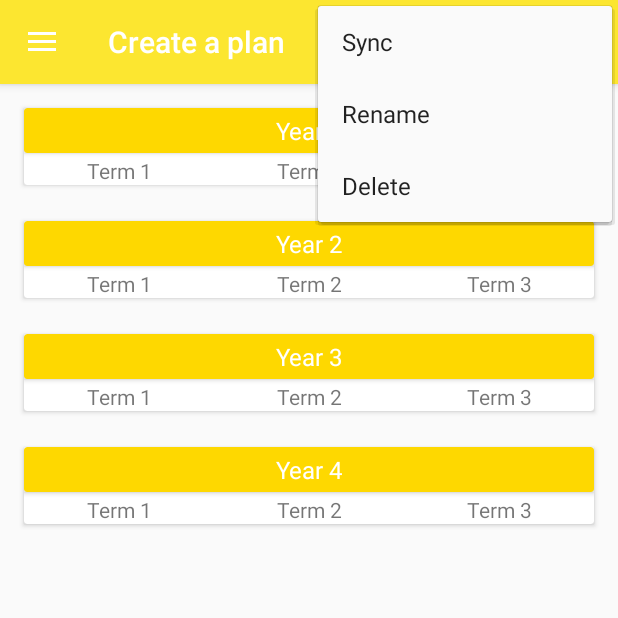
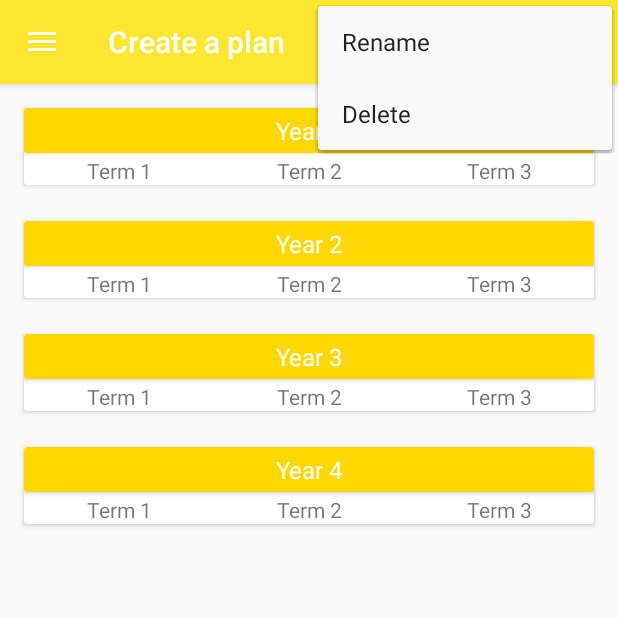
Before and after one commit to conewaffle/MyDegree, an Android app: the Plan screen opened directly, with no data from a screen before it, with the options menu open, on a phone screen of 412 x 824 dp, the top half of it. Run offline under Robolectric (Android 15) with nearby library versions, the phone set to English and light mode, and no system bars; our stand-ins replace Firebase (no records; nobody signed in at launch, a user with empty details on screens opened directly), Room's generated code; 1 statement that could not run was skipped.

Commit message:
menu sync button removed

```diff
--- a/app/src/main/res/menu/main.xml
+++ b/app/src/main/res/menu/main.xml
@@ -21,12 +21,12 @@
         android:orderInCategory="100"
         android:title="Add"
         app:showAsAction="always" />
-    <item
+<!--    <item
         android:id="@+id/action_sync"
         android:icon="@android:drawable/ic_popup_sync"
         android:title="Sync"
         app:showAsAction="never"
-        android:orderInCategory="50"/>
+        android:orderInCategory="50"/>-->
     <item
         android:id="@+id/action_spinner"
         android:background="@color/colorPrimary"
```
